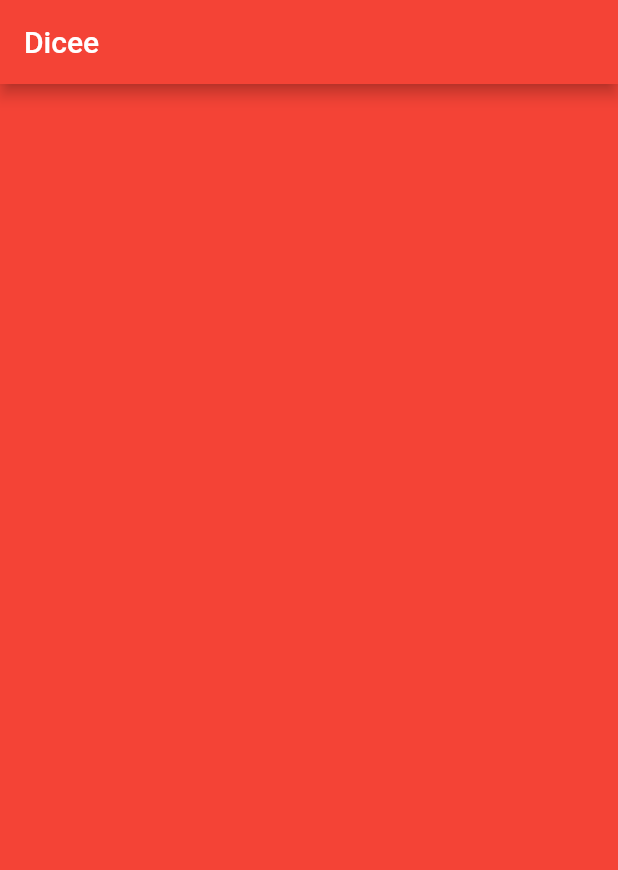
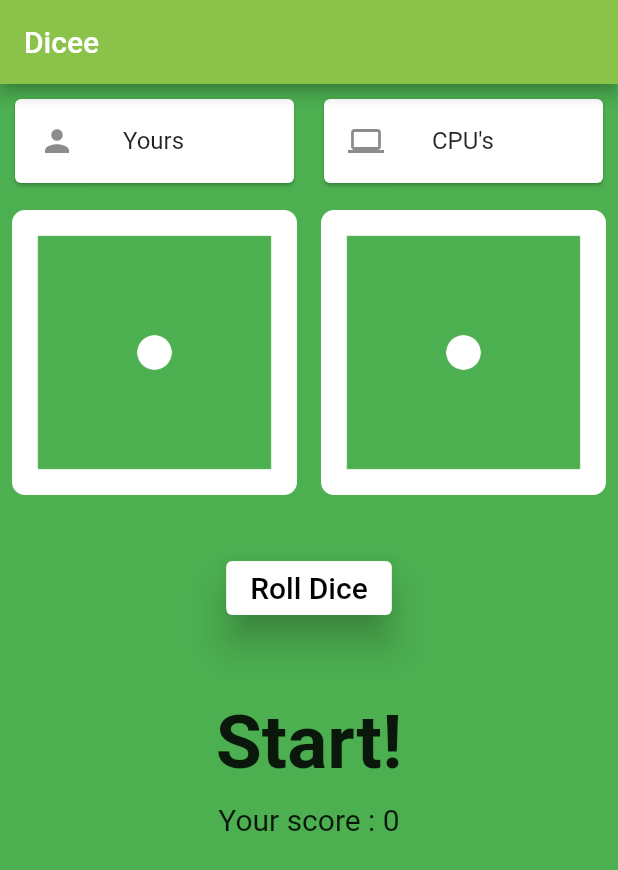
Before and after one commit to jun64/dicee, a Flutter app: the screen it shows after launch, on a phone screen of 412 x 824 dp. Shown: the top 870 px of the screen. Run offline on Flutter 3.47's test engine with Material 2 defaults, Android fonts, the phone set to English and light mode, and no system bars.

Commit message:
random dice

```diff
--- a/lib/main.dart
+++ b/lib/main.dart
@@ -1,13 +1,15 @@
+import 'package:flutter/cupertino.dart';
 import 'package:flutter/material.dart';
+import 'dart:math';
 
 void main() {
   return runApp(
     MaterialApp(
       home: Scaffold(
-        backgroundColor: Colors.red,
+        backgroundColor: Colors.green,
         appBar: AppBar(
           title: Text('Dicee'),
-          backgroundColor: Colors.red,
+          backgroundColor: Colors.lightGreen,
         ),
         body: DicePage(),
       ),
@@ -15,9 +17,129 @@ void main() {
   );
 }
 
-class DicePage extends StatelessWidget {
+class DicePage extends StatefulWidget {
+  @override
+  _DicePageState createState() => _DicePageState();
+}
+
+class _DicePageState extends State<DicePage> {
+  int leftDiceNumber = 1;
+  int rightDiceNumber = 1;
+  String message = 'Start!';
+  int score = 0;
+
+  void randomDice() {
+    setState(() {
+      leftDiceNumber = Random().nextInt(6) + 1;
+      rightDiceNumber = Random().nextInt(6) + 1;
+
+      if (leftDiceNumber > rightDiceNumber){
+        message = 'You Won!';
+        score++;
+      }
+      else if (leftDiceNumber < rightDiceNumber){
+        message = 'You lost..';
+        score--;
+      }
+      else {
+        message = 'Draw';
+      }
+    });
+  }
+
   @override
   Widget build(BuildContext context) {
-    return Container();
+    return Center(
+      child: Column(
+        children: [
+          Row(
+            children: <Widget>[
+              Expanded(
+                child: Card(
+                  margin: EdgeInsets.all(10.0),
+                  child: ListTile(
+                    leading: Icon(Icons.person),
+                    title: Text('Yours'),
+                  ),
+                ),
+              ),
+              Expanded(
+                child: Card(
+                  margin: EdgeInsets.all(10.0),
+                  child: ListTile(
+                    leading: Icon(Icons.computer),
+                    title: Text('CPU\'s'),
+                  ),
+                ),
+              ),
+            ],
+          ),
+          Row(
+            children: <Widget>[
+              Expanded(
+                child: Padding(
+                  padding: const EdgeInsets.all(8.0),
+                  child: Image.asset('images/dice$leftDiceNumber.png'),
+                ),
+              ),
+              Expanded(
+                child: Padding(
+                  padding: const EdgeInsets.all(8.0),
+                  child: Image.asset('images/dice$rightDiceNumber.png'),
+                ),
+              ),
+            ],
+          ),
+          SizedBox(
+            height: 30.0,
+          ),
+          Container(
+            child: ElevatedButton(
+              style: ElevatedButton.styleFrom(
+                primary: Colors.white,
+                onPrimary: Colors.black,
+                elevation: 10.0,
+              ),
+              onPressed: () {
+                randomDice();
+              },
+              child: Text(
+                'Roll Dice',
+                style: TextStyle(
+                  color: Colors.black,
+                  fontSize: 20.0,
+                ),
+              ),
+            ),
+          ),
+          SizedBox(
+            height: 50.0,
+          ),
+          Container(
+            child: Text(
+              message,
+              style: TextStyle(
+                fontSize: 50.0,
+                fontWeight: FontWeight.bold,
+              ),
+            ),
+          ),
+          SizedBox(
+            height: 10.0,
+          ),
+          Container(
+            child: Text(
+              'Your score : $score',
+              style: TextStyle(
+                fontSize: 20.0,
+              ),
+            ),
+          ),
+        ],
+      ),
+    );
   }
 }
+
+// Expanded class (flex)
+// stful
```
